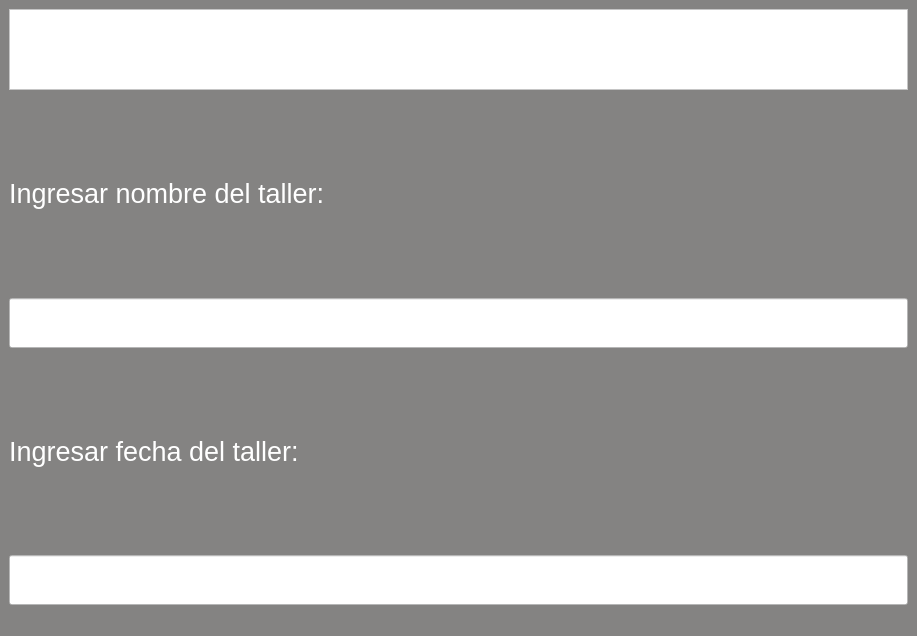
RicarlOz/DiplomaGenerator, file DiplomaFieldsScreen.ui: the form before one commit.
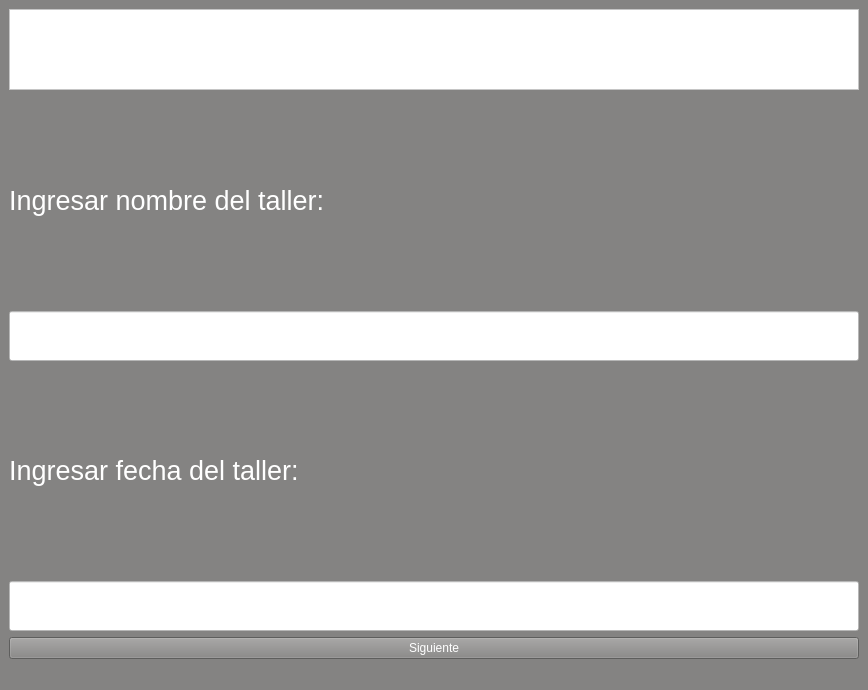
The form after the commit. Icons and pictures are not drawn.

Commit message: Imagen de Boton y Bug

The edit to the form file:
```diff
--- a/DiplomaFieldsScreen.ui
+++ b/DiplomaFieldsScreen.ui
@@ -6,8 +6,8 @@
    <rect>
     <x>0</x>
     <y>0</y>
-    <width>917</width>
-    <height>636</height>
+    <width>868</width>
+    <height>690</height>
    </rect>
   </property>
   <property name="windowTitle">
@@ -93,7 +93,7 @@
          <bool>false</bool>
         </property>
         <property name="styleSheet">
-         <string notr="true">color: white;
+         <string notr="true">color: black;
 background-color: white;</string>
         </property>
        </widget>
@@ -123,7 +123,7 @@
          </size>
         </property>
         <property name="styleSheet">
-         <string notr="true">color: white;
+         <string notr="true">color: black;
 background-color: white;</string>
         </property>
        </widget>
@@ -131,7 +131,15 @@
      </layout>
     </item>
     <item row="3" column="0">
-     <layout class="QHBoxLayout" name="horizontalLayout"/>
+     <layout class="QHBoxLayout" name="horizontalLayout">
+      <item>
+       <widget class="QPushButton" name="pushButton">
+        <property name="text">
+         <string>Siguiente</string>
+        </property>
+       </widget>
+      </item>
+     </layout>
     </item>
    </layout>
   </widget>
```
The commit also changes 4 other files.
